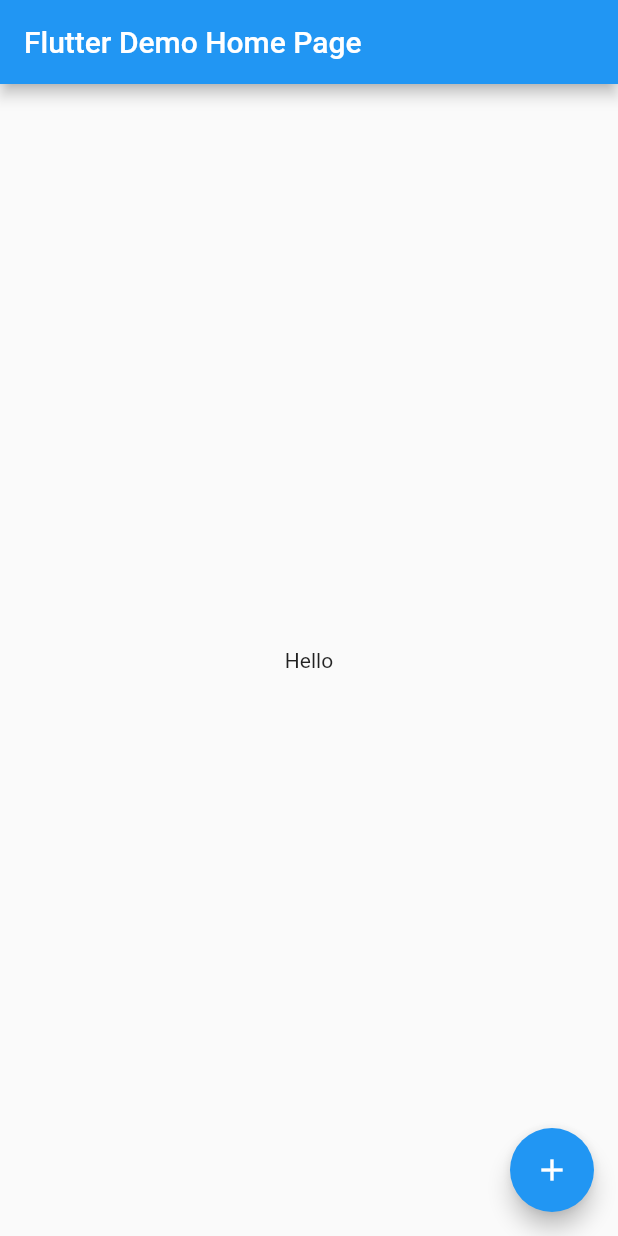
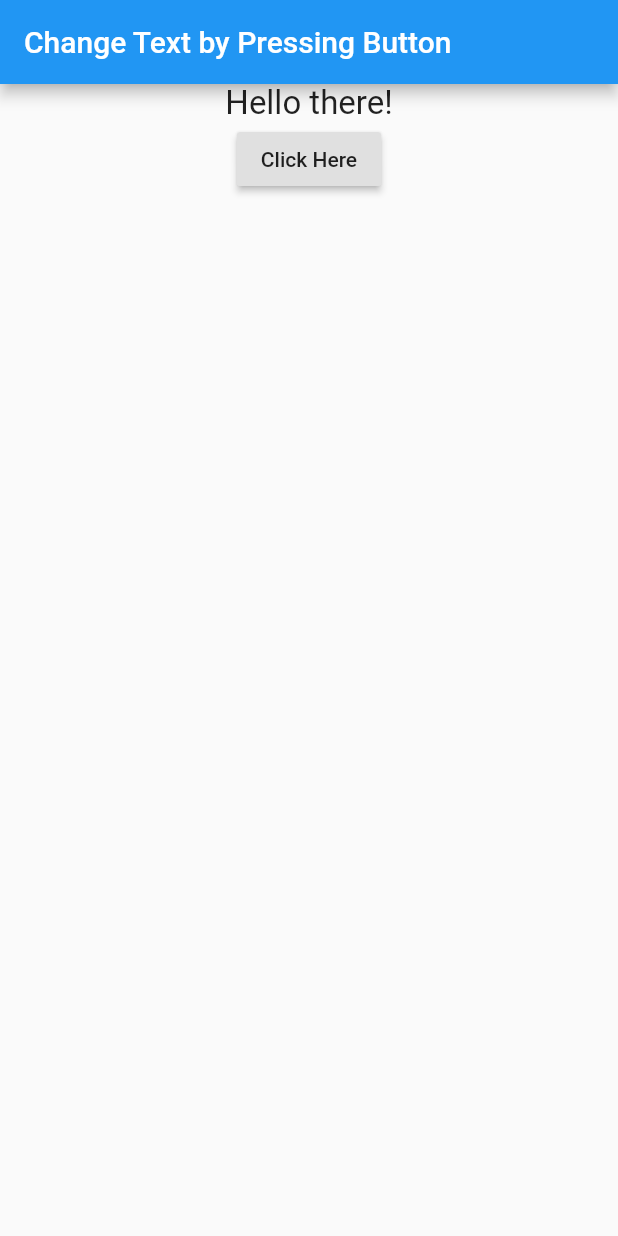
Before and after one commit to farihanoor/flutter_assignment, a Flutter app: the screen it shows after launch, on a phone screen of 412 x 824 dp. Run offline on Flutter 3.47's test engine with Material 2 defaults, Android fonts, the phone set to English and light mode, and no system bars.

Commit message:
added button

```diff
--- a/lib/main.dart
+++ b/lib/main.dart
@@ -8,51 +8,46 @@ class MyApp extends StatelessWidget {
   @override
   Widget build(BuildContext context) {
     return MaterialApp(
-      title: 'Flutter Demo',
-      debugShowCheckedModeBanner: false,
-      theme: ThemeData(
-        primarySwatch: Colors.blue,
-      ),
-      home: MyHomePage(title: 'Flutter Demo Home Page'),
-    );
+        home: Scaffold(
+            appBar: AppBar(
+              title: Text("Change Text by Pressing Button"),
+            ),
+            body: Center(child: TextChanger())));
   }
 }
 
-class MyHomePage extends StatefulWidget {
-  MyHomePage({Key key, this.title}) : super(key: key);
-  final String title;
+class TextChanger extends StatefulWidget {
   @override
-  _MyHomePageState createState() => _MyHomePageState();
+  _TextChangerState createState() => _TextChangerState();
 }
 
-class _MyHomePageState extends State<MyHomePage> {
-  String textChange;
-  void _textChanger() {
+class _TextChangerState extends State<TextChanger> {
+  String _textStore = "Hello there!";
+
+  _textChanger() {
     setState(() {
-      textChange = "Text is changed";
+      _textStore = "Bye Bye";
     });
   }
+
   @override
   Widget build(BuildContext context) {
     return Scaffold(
-      appBar: AppBar(
-        title: Text(widget.title),
-      ),
       body: Center(
         child: Column(
-          mainAxisAlignment: MainAxisAlignment.center,
           children: <Widget>[
-            Text(
-              'Hello'
+            Container(
+              child: Text("$_textStore",
+                style: TextStyle(fontSize: 22),
+              ),
+            ),
+            RaisedButton(
+              onPressed: () => _textChanger(),
+              child: Text("Click Here"),
             ),
           ],
         ),
       ),
-      floatingActionButton: FloatingActionButton(
-        onPressed: _textChanger,
-        tooltip: 'Text Change',
-        child: Icon(Icons.add),
-      ),
     );
   }
 }
```
